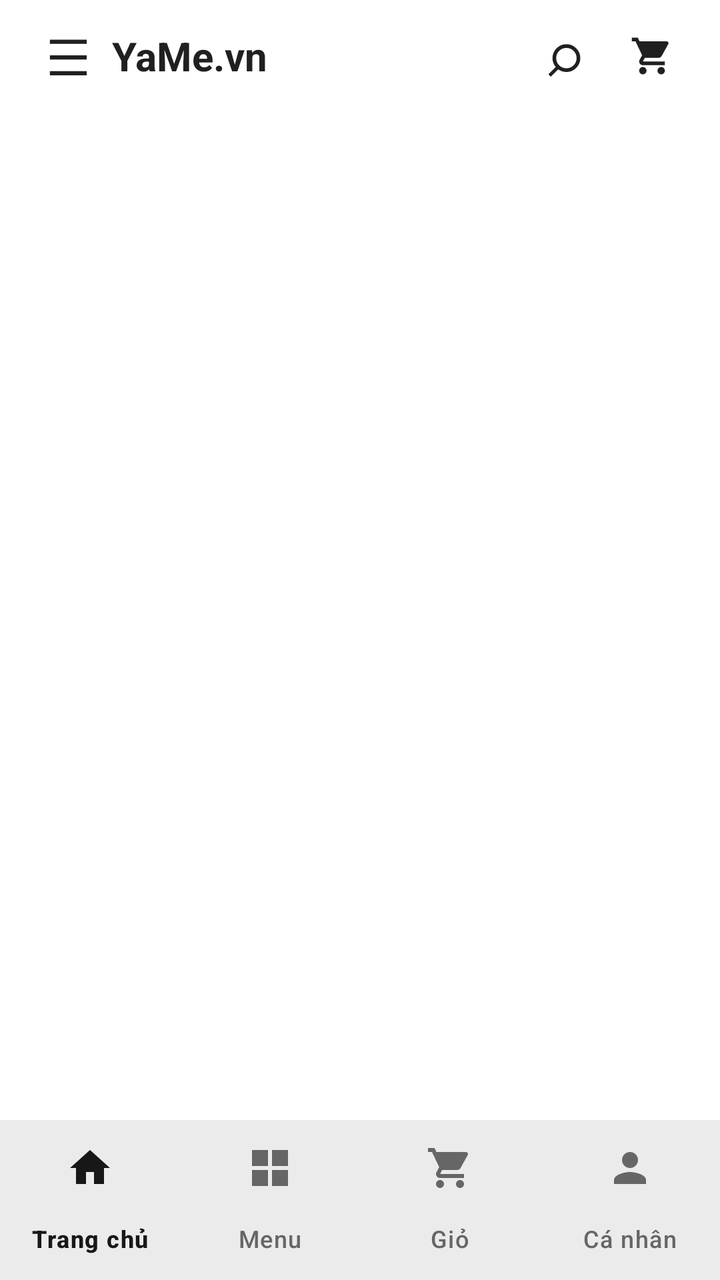
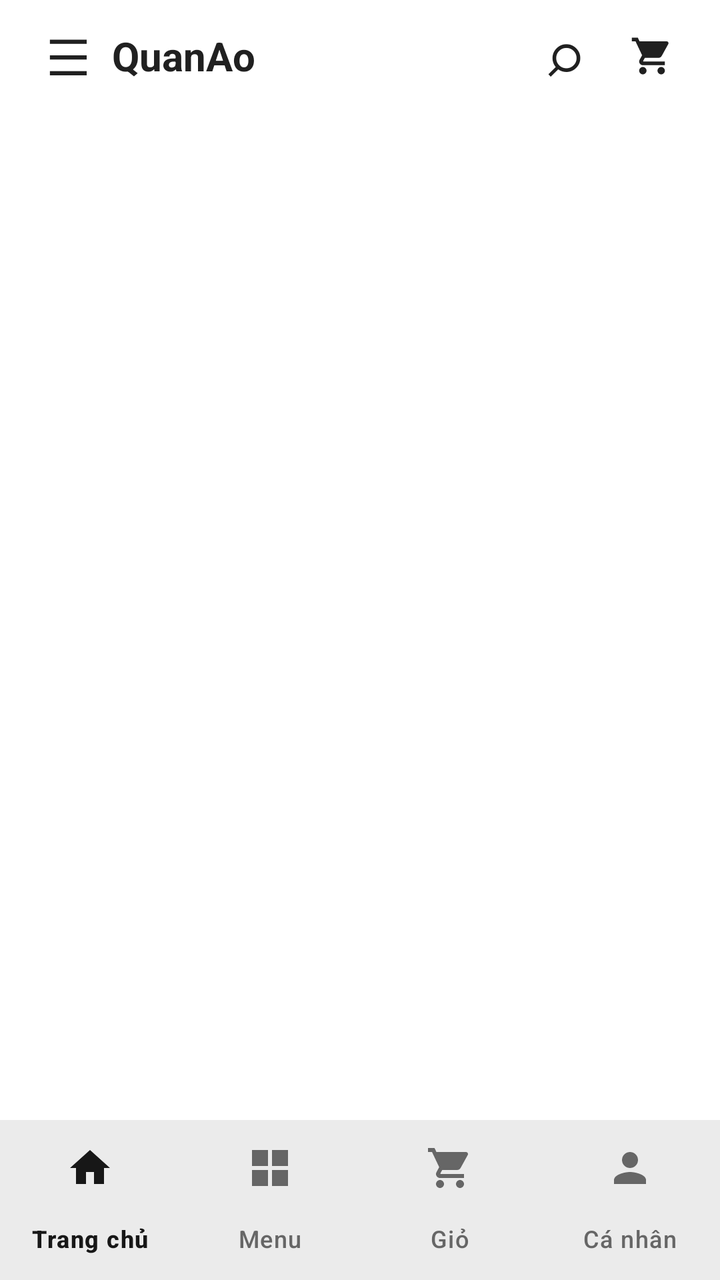

Screens rendered from an Android XML layout before and after an edit, with the pre-edit source and the edit as a unified diff.
<!-- AndroidManifest.xml: application theme Theme.LoginPage -->
<!-- res/layout/activity_product.xml -->
<?xml version="1.0" encoding="utf-8"?>
<FrameLayout xmlns:android="http://schemas.android.com/apk/res/android"
 xmlns:app="http://schemas.android.com/apk/res-auto"
 android:id="@+id/main" android:layout_width="match_parent"
 android:layout_height="match_parent" android:background="@color/white">
 <LinearLayout android:layout_width="match_parent" android:layout_height="match_parent"
  android:orientation="vertical">
  <include layout="@layout/shop_header" />
  <com.google.android.material.textfield.TextInputLayout
   android:id="@+id/searchBox" style="@style/AppSearchField"
   android:layout_width="match_parent" android:layout_height="wrap_content"
   android:layout_marginHorizontal="12dp" android:hint="Tìm sản phẩm"
   android:visibility="gone" app:endIconMode="clear_text">
   <com.google.android.material.textfield.TextInputEditText
    android:id="@+id/edtSearch" android:layout_width="match_parent"
    android:layout_height="wrap_content" android:singleLine="true" />
  </com.google.android.material.textfield.TextInputLayout>
  <androidx.fragment.app.FragmentContainerView android:id="@+id/fragmentContainer"
   android:layout_width="match_parent" android:layout_height="0dp"
   android:layout_weight="1" />
  <com.google.android.material.bottomnavigation.BottomNavigationView
   android:id="@+id/bottomNavigation" android:layout_width="match_parent"
   android:layout_height="wrap_content" android:background="@color/white"
   app:menu="@menu/bottom_nav_menu" app:itemIconTint="@color/bottom_nav_color"
   app:itemTextColor="@color/bottom_nav_color" app:labelVisibilityMode="labeled" />
 </LinearLayout>
 <LinearLayout android:id="@+id/menuOverlay" android:layout_width="match_parent"
  android:layout_height="match_parent" android:layout_marginBottom="80dp" android:visibility="gone" android:orientation="horizontal">
  <LinearLayout android:layout_width="320dp" android:layout_height="match_parent"
   android:orientation="vertical" android:background="@color/white">
   <LinearLayout android:layout_width="match_parent" android:layout_height="56dp"
    android:gravity="center_vertical" android:paddingHorizontal="16dp">
    <TextView android:id="@+id/drawerBrand" android:layout_width="0dp" android:layout_height="wrap_content"
     android:layout_weight="1" android:text="YaMe.vn" android:textSize="21sp"
     android:textStyle="bold" android:textColor="@color/text_primary" />
    <TextView android:id="@+id/closeMenu" android:layout_width="48dp"
     android:layout_height="48dp" android:gravity="center" android:text="×"
     android:textSize="28sp" />
   </LinearLayout>
   <ScrollView android:layout_width="match_parent" android:layout_height="match_parent">
    <LinearLayout android:id="@+id/menuItems" android:layout_width="match_parent"
     android:layout_height="wrap_content" android:orientation="vertical" />
   </ScrollView>
  </LinearLayout>
  <View android:id="@+id/menuScrim" android:layout_width="0dp"
   android:layout_height="match_parent" android:layout_weight="1"
   android:background="#66000000" />
 </LinearLayout>
</FrameLayout>
<!-- res/layout/shop_header.xml (included above) -->
<?xml version="1.0" encoding="utf-8"?>
<LinearLayout xmlns:android="http://schemas.android.com/apk/res/android"
 xmlns:app="http://schemas.android.com/apk/res-auto"
 android:layout_width="match_parent" android:layout_height="56dp"
 android:orientation="horizontal" android:gravity="center_vertical"
 android:paddingHorizontal="12dp" android:background="@color/white">
 <TextView android:id="@+id/headerMenu" android:layout_width="44dp"
  android:layout_height="match_parent" android:gravity="center" android:text="☰"
  android:textSize="25sp" android:textColor="@color/text_primary"
  android:contentDescription="Mở menu" />
 <TextView android:id="@+id/headerBrand" android:layout_width="0dp" android:layout_height="wrap_content"
  android:layout_weight="1" android:text="YaMe.vn" android:textSize="20sp"
  android:textStyle="bold" android:textColor="@color/text_primary" />
 <TextView android:id="@+id/headerSearch" android:layout_width="44dp"
  android:layout_height="match_parent" android:gravity="center" android:text="⌕"
  android:textSize="30sp" android:textColor="@color/text_primary"
  android:contentDescription="Tìm kiếm" />
 <ImageView android:id="@+id/headerCart" android:layout_width="44dp"
  android:layout_height="44dp" android:padding="11dp" android:src="@drawable/ic_cart_white"
  app:tint="@color/text_primary" android:contentDescription="Giỏ hàng" />
</LinearLayout>
<!-- resources referenced by this layout -->
<resources>
  <color name="text_primary">#202020</color>
  <color name="white">#FFFFFFFF</color>
  <!-- drawable ic_cart_white (drawable) -->
  <?xml version="1.0" encoding="utf-8"?>
  <vector xmlns:android="http://schemas.android.com/apk/res/android"
      android:width="24dp"
      android:height="24dp"
      android:viewportWidth="24"
      android:viewportHeight="24">
      <path
          android:fillColor="@color/white"
          android:pathData="M7,18c-1.1,0 -1.99,0.9 -1.99,2S5.9,22 7,22s2,-0.9 2,-2 -0.9,-2 -2,-2zM1,2v2h2l3.6,7.59 -1.35,2.45c-0.16,0.28 -0.25,0.61 -0.25,0.96 0,1.1 0.9,2 2,2h12v-2H7.42c-0.14,0 -0.25,-0.11 -0.25,-0.25l0.03,-0.12 0.9,-1.63h7.45c0.75,0 1.41,-0.41 1.75,-1.03l3.58,-6.49c0.08,-0.14 0.12,-0.31 0.12,-0.48 0,-0.55 -0.45,-1 -1,-1H5.21l-0.94,-2H1zM17,18c-1.1,0 -1.99,0.9 -1.99,2s0.89,2 1.99,2 2,-0.9 2,-2 -0.9,-2 -2,-2z" />
  </vector>
  <style name="AppSearchField" parent="Widget.Material3.TextInputLayout.OutlinedBox">
          <item name="boxBackgroundColor">@color/white</item>
          <item name="boxStrokeColor">@color/white</item>
          <item name="boxCornerRadiusTopStart">20dp</item>
          <item name="boxCornerRadiusTopEnd">20dp</item>
          <item name="boxCornerRadiusBottomStart">20dp</item>
          <item name="boxCornerRadiusBottomEnd">20dp</item>
      </style>
  <style name="Theme.LoginPage" parent="Base.Theme.LoginPage" />
  <style name="Base.Theme.LoginPage" parent="Theme.Material3.DayNight.NoActionBar">
          <item name="colorPrimary">@color/shopee_orange</item>
          <item name="colorOnPrimary">@color/white</item>
          <item name="colorSurface">@color/white</item>
          <item name="colorOnSurface">@color/text_primary</item>
      </style>
  <color name="shopee_orange">#171717</color>
</resources>

<!-- the commit's change to res/layout/activity_product.xml (unified diff, before → after) -->
@@ -1,71 +1,152 @@
 <?xml version="1.0" encoding="utf-8"?>
-<FrameLayout xmlns:android="http://schemas.android.com/apk/res/android"
- xmlns:app="http://schemas.android.com/apk/res-auto"
- android:id="@+id/main" android:layout_width="match_parent"
- android:layout_height="match_parent" android:background="@color/white">
- <LinearLayout android:layout_width="match_parent" android:layout_height="match_parent"
-  android:orientation="vertical">
-  <include layout="@layout/shop_header" />
-  <com.google.android.material.textfield.TextInputLayout
-   android:id="@+id/searchBox" style="@style/AppSearchField"
-   android:layout_width="match_parent" android:layout_height="wrap_content"
-   android:layout_marginHorizontal="12dp" android:hint="Tìm sản phẩm"
-   android:visibility="gone" app:endIconMode="clear_text">
-   <com.google.android.material.textfield.TextInputEditText
-    android:id="@+id/edtSearch" android:layout_width="match_parent"
-    android:layout_height="wrap_content" android:singleLine="true" />
-  </com.google.android.material.textfield.TextInputLayout>
-  <androidx.fragment.app.FragmentContainerView android:id="@+id/fragmentContainer"
-   android:layout_width="match_parent" android:layout_height="0dp"
-   android:layout_weight="1" />
-  <com.google.android.material.bottomnavigation.BottomNavigationView
-   android:id="@+id/bottomNavigation" android:layout_width="match_parent"
-   android:layout_height="wrap_content" android:background="@color/white"
-   app:menu="@menu/bottom_nav_menu" app:itemIconTint="@color/bottom_nav_color"
-   app:itemTextColor="@color/bottom_nav_color" app:labelVisibilityMode="labeled" />
- </LinearLayout>
- <LinearLayout android:id="@+id/menuOverlay" android:layout_width="match_parent"
-  android:layout_height="match_parent" android:layout_marginBottom="80dp" android:visibility="gone" android:orientation="horizontal">
-  <LinearLayout android:layout_width="320dp" android:layout_height="match_parent"
-   android:orientation="vertical" android:background="@color/white">
-   <LinearLayout android:layout_width="match_parent" android:layout_height="56dp"
-    android:gravity="center_vertical" android:paddingHorizontal="16dp">
-    <TextView android:id="@+id/drawerBrand" android:layout_width="0dp" android:layout_height="wrap_content"
-     android:layout_weight="1" android:text="YaMe.vn" android:textSize="21sp"
-     android:textStyle="bold" android:textColor="@color/text_primary" />
-    <TextView android:id="@+id/closeMenu" android:layout_width="48dp"
-     android:layout_height="48dp" android:gravity="center" android:text="×"
-     android:textSize="28sp" />
-   </LinearLayout>
-   <ScrollView android:layout_width="match_parent" android:layout_height="match_parent">
-    <LinearLayout android:id="@+id/menuItems" android:layout_width="match_parent"
-     android:layout_height="wrap_content" android:orientation="vertical" />
-   </ScrollView>
-  </LinearLayout>
-  <View android:id="@+id/menuScrim" android:layout_width="0dp"
-   android:layout_height="match_parent" android:layout_weight="1"
-   android:background="#66000000" />
- </LinearLayout>
+<FrameLayout
+    xmlns:android="http://schemas.android.com/apk/res/android"
+    xmlns:app="http://schemas.android.com/apk/res-auto"
+    android:id="@+id/main"
+    android:layout_width="match_parent"
+    android:layout_height="match_parent"
+    android:background="@color/white">
+    <LinearLayout
+        android:layout_width="match_parent"
+        android:layout_height="match_parent"
+        android:orientation="vertical">
+        <FrameLayout
+            android:layout_width="match_parent"
+            android:layout_height="0dp"
+            android:layout_weight="1">
+            <LinearLayout
+                android:layout_width="match_parent"
+                android:layout_height="match_parent"
+                android:orientation="vertical">
+                <include layout="@layout/shop_header" />
+                <com.google.android.material.textfield.TextInputLayout
+                    android:id="@+id/searchBox"
+                    style="@style/AppSearchField"
+                    android:layout_width="match_parent"
+                    android:layout_height="wrap_content"
+                    android:layout_marginHorizontal="12dp"
+                    android:hint="Tìm sản phẩm"
+                    android:visibility="gone"
+                    app:endIconMode="clear_text">
+                    <com.google.android.material.textfield.TextInputEditText
+                        android:id="@+id/edtSearch"
+                        android:layout_width="match_parent"
+                        android:layout_height="wrap_content"
+                        android:singleLine="true" />
+                </com.google.android.material.textfield.TextInputLayout>
+                <androidx.fragment.app.FragmentContainerView
+                    android:id="@+id/fragmentContainer"
+                    android:layout_width="match_parent"
+                    android:layout_height="0dp"
+                    android:layout_weight="1" />
+            </LinearLayout>
+            <LinearLayout
+                android:id="@+id/menuOverlay"
+                android:layout_width="match_parent"
+                android:layout_height="match_parent"
+                android:visibility="gone"
+                android:orientation="horizontal">
+                <LinearLayout
+                    android:id="@+id/menuPanel"
+                    android:layout_width="320dp"
+                    android:layout_height="match_parent"
+                    android:orientation="vertical"
+                    android:background="@color/white">
+                    <LinearLayout
+                        android:layout_width="match_parent"
+                        android:layout_height="56dp"
+                        android:gravity="center_vertical"
+                        android:paddingHorizontal="16dp">
+                        <TextView
+                            android:id="@+id/drawerBrand"
+                            android:layout_width="0dp"
+                            android:layout_height="wrap_content"
+                            android:layout_weight="1"
+                            android:text="@string/app_name"
+                            android:textSize="21sp"
+                            android:textStyle="bold"
+                            android:textColor="@color/text_primary" />
+                        <TextView
+                            android:id="@+id/closeMenu"
+                            android:layout_width="48dp"
+                            android:layout_height="48dp"
+                            android:gravity="center"
+                            android:text="×"
+                            android:textSize="28sp" />
+                    </LinearLayout>
+                    <ScrollView
+                        android:layout_width="match_parent"
+                        android:layout_height="match_parent">
+                        <LinearLayout
+                            android:id="@+id/menuItems"
+                            android:layout_width="match_parent"
+                            android:layout_height="wrap_content"
+                            android:orientation="vertical" />
+                    </ScrollView>
+                </LinearLayout>
+                <View
+                    android:id="@+id/menuScrim"
+                    android:layout_width="0dp"
+                    android:layout_height="match_parent"
+                    android:layout_weight="1"
+                    android:background="#66000000" />
+            </LinearLayout>
+        </FrameLayout>
+        <com.google.android.material.bottomnavigation.BottomNavigationView
+            android:id="@+id/bottomNavigation"
+            android:layout_width="match_parent"
+            android:layout_height="wrap_content"
+            android:background="@color/white"
+            app:menu="@menu/bottom_nav_menu"
+            app:itemIconTint="@color/bottom_nav_color"
+            app:itemTextColor="@color/bottom_nav_color"
+            app:labelVisibilityMode="labeled" />
+    </LinearLayout>
 </FrameLayout>
 <!-- res/layout/shop_header.xml (included above) -->
 <?xml version="1.0" encoding="utf-8"?>
-<LinearLayout xmlns:android="http://schemas.android.com/apk/res/android"
- xmlns:app="http://schemas.android.com/apk/res-auto"
- android:layout_width="match_parent" android:layout_height="56dp"
- android:orientation="horizontal" android:gravity="center_vertical"
- android:paddingHorizontal="12dp" android:background="@color/white">
- <TextView android:id="@+id/headerMenu" android:layout_width="44dp"
-  android:layout_height="match_parent" android:gravity="center" android:text="☰"
-  android:textSize="25sp" android:textColor="@color/text_primary"
-  android:contentDescription="Mở menu" />
- <TextView android:id="@+id/headerBrand" android:layout_width="0dp" android:layout_height="wrap_content"
-  android:layout_weight="1" android:text="YaMe.vn" android:textSize="20sp"
-  android:textStyle="bold" android:textColor="@color/text_primary" />
- <TextView android:id="@+id/headerSearch" android:layout_width="44dp"
-  android:layout_height="match_parent" android:gravity="center" android:text="⌕"
-  android:textSize="30sp" android:textColor="@color/text_primary"
-  android:contentDescription="Tìm kiếm" />
- <ImageView android:id="@+id/headerCart" android:layout_width="44dp"
-  android:layout_height="44dp" android:padding="11dp" android:src="@drawable/ic_cart_white"
-  app:tint="@color/text_primary" android:contentDescription="Giỏ hàng" />
+<LinearLayout
+    xmlns:android="http://schemas.android.com/apk/res/android"
+    xmlns:app="http://schemas.android.com/apk/res-auto"
+    android:layout_width="match_parent"
+    android:layout_height="56dp"
+    android:orientation="horizontal"
+    android:gravity="center_vertical"
+    android:paddingHorizontal="12dp"
+    android:background="@color/white">
+    <TextView
+        android:id="@+id/headerMenu"
+        android:layout_width="44dp"
+        android:layout_height="match_parent"
+        android:gravity="center"
+        android:text="☰"
+        android:textSize="25sp"
+        android:textColor="@color/text_primary"
+        android:contentDescription="Mở menu" />
+    <TextView
+        android:id="@+id/headerBrand"
+        android:layout_width="0dp"
+        android:layout_height="wrap_content"
+        android:layout_weight="1"
+        android:text="@string/app_name"
+        android:textSize="20sp"
+        android:textStyle="bold"
+        android:textColor="@color/text_primary" />
+    <TextView
+        android:id="@+id/headerSearch"
+        android:layout_width="44dp"
+        android:layout_height="match_parent"
+        android:gravity="center"
+        android:text="⌕"
+        android:textSize="30sp"
+        android:textColor="@color/text_primary"
+        android:contentDescription="Tìm kiếm" />
+    <ImageView
+        android:id="@+id/headerCart"
+        android:layout_width="44dp"
+        android:layout_height="44dp"
+        android:padding="11dp"
+        android:src="@drawable/ic_cart_white"
+        app:tint="@color/text_primary"
+        android:contentDescription="Giỏ hàng" />
 </LinearLayout>
<!-- resource entries referenced after the edit -->
@@ -13,6 +13,7 @@
           android:fillColor="@color/white"
           android:pathData="M7,18c-1.1,0 -1.99,0.9 -1.99,2S5.9,22 7,22s2,-0.9 2,-2 -0.9,-2 -2,-2zM1,2v2h2l3.6,7.59 -1.35,2.45c-0.16,0.28 -0.25,0.61 -0.25,0.96 0,1.1 0.9,2 2,2h12v-2H7.42c-0.14,0 -0.25,-0.11 -0.25,-0.25l0.03,-0.12 0.9,-1.63h7.45c0.75,0 1.41,-0.41 1.75,-1.03l3.58,-6.49c0.08,-0.14 0.12,-0.31 0.12,-0.48 0,-0.55 -0.45,-1 -1,-1H5.21l-0.94,-2H1zM17,18c-1.1,0 -1.99,0.9 -1.99,2s0.89,2 1.99,2 2,-0.9 2,-2 -0.9,-2 -2,-2z" />
   </vector>
+  <string name="app_name">QuanAo</string>
   <style name="AppSearchField" parent="Widget.Material3.TextInputLayout.OutlinedBox">
           <item name="boxBackgroundColor">@color/white</item>
           <item name="boxStrokeColor">@color/white</item>
